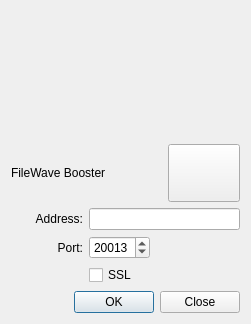
The window that FileWaveGuiLib/BoosterMonitor/connectdlg.ui (fw-dev/translations) describes before a commit, drawn with Qt 5.
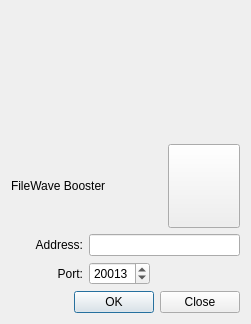
The same window after the commit. Custom widgets are drawn as their Qt base class.

What changed in the file:
```diff
--- a/FileWaveGuiLib/BoosterMonitor/connectdlg.ui
+++ b/FileWaveGuiLib/BoosterMonitor/connectdlg.ui
@@ -92,9 +92,6 @@
        </property>
       </widget>
      </item>
-     <item row="1" column="1" colspan="2">
-      <widget class="QLineEdit" name="lineEditAddress"/>
-     </item>
      <item row="2" column="0">
       <widget class="QLabel" name="label_3">
        <property name="text">
@@ -121,12 +118,8 @@
        </property>
       </widget>
      </item>
-     <item row="3" column="1">
-      <widget class="QCheckBox" name="cbSSL">
-       <property name="text">
-        <string>SSL</string>
-       </property>
-      </widget>
+     <item row="1" column="1" colspan="2">
+      <widget class="QLineEdit" name="lineEditAddress"/>
      </item>
     </layout>
    </item>
```
Left out of the diff: 5 changed lines with no effect on the pictures.
